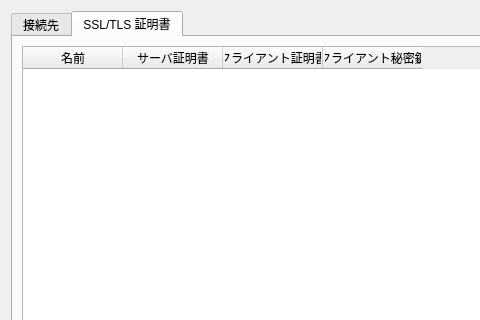
shibafu528/florarpc, file ui/ServersManageDialog.ui: the form before one commit; both pictures show x 0 to 480 and y 0 to 320 of the 820 by 600 pixel window.
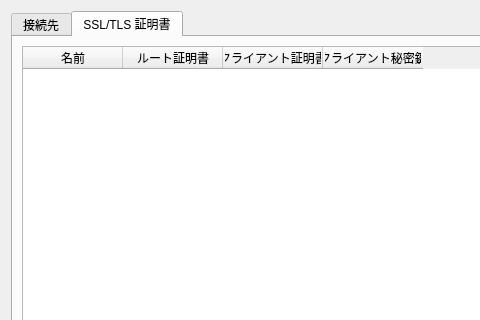
The form after the commit. The open tabs and pages were chosen to show the change. Icons and pictures are not drawn.

Commit message: 証明書情報の編集用ダイアログの実装、コレクション管理はまだ

```diff
--- a/ui/ServersManageDialog.ui
+++ b/ui/ServersManageDialog.ui
@@ -151,7 +151,7 @@
          </column>
          <column>
           <property name="text">
-           <string>サーバ証明書</string>
+           <string>ルート証明書</string>
           </property>
          </column>
          <column>
```
The commit also changes 9 other files.
